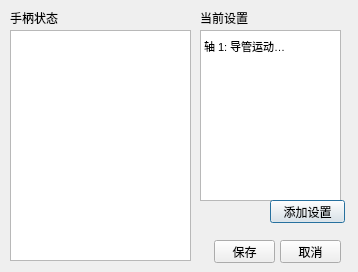
umeiko/Surge_Robo_GUI, file joystickDialog.ui: the form before one commit.
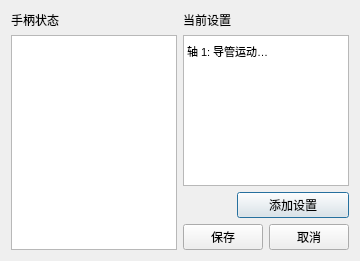
The form after the commit.

Patch:
```diff
--- a/joystickDialog.ui
+++ b/joystickDialog.ui
@@ -6,32 +6,33 @@
    <rect>
     <x>0</x>
     <y>0</y>
-    <width>358</width>
-    <height>272</height>
+    <width>360</width>
+    <height>261</height>
    </rect>
   </property>
   <property name="windowTitle">
    <string>手柄功能设置</string>
   </property>
-  <widget class="QTextBrowser" name="textBrowser">
-   <property name="geometry">
-    <rect>
-     <x>10</x>
-     <y>30</y>
-     <width>181</width>
-     <height>231</height>
-    </rect>
-   </property>
-  </widget>
+  <layout class="QGridLayout" name="gridLayout">
+   <item row="0" column="0">
+    <widget class="QLabel" name="label">
+     <property name="text">
+      <string>手柄状态</string>
+     </property>
+    </widget>
+   </item>
+   <item row="0" column="1">
+    <widget class="QLabel" name="label_2">
+     <property name="text">
+      <string>当前设置</string>
+     </property>
+    </widget>
+   </item>
+   <item row="1" column="0" rowspan="3">
+    <widget class="QTextBrowser" name="textBrowser"/>
+   </item>
+   <item row="1" column="1" colspan="3">
   <widget class="QListWidget" name="listWidget">
-   <property name="geometry">
-    <rect>
-     <x>200</x>
-     <y>30</y>
-     <width>141</width>
-     <height>171</height>
-    </rect>
-   </property>
    <property name="font">
     <font>
      <pointsize>8</pointsize>
@@ -49,71 +50,29 @@
     </property>
    </item>
   </widget>
+   </item>
+   <item row="2" column="2" colspan="2">
   <widget class="QPushButton" name="pushButton">
-   <property name="geometry">
-    <rect>
-     <x>270</x>
-     <y>200</y>
-     <width>75</width>
-     <height>23</height>
-    </rect>
-   </property>
    <property name="text">
     <string>添加设置</string>
    </property>
   </widget>
+   </item>
+   <item row="3" column="1" colspan="2">
   <widget class="QPushButton" name="pushButton_2">
-   <property name="geometry">
-    <rect>
-     <x>214</x>
-     <y>240</y>
-     <width>61</width>
-     <height>23</height>
-    </rect>
-   </property>
    <property name="text">
     <string>保存</string>
    </property>
   </widget>
+   </item>
+   <item row="3" column="3">
   <widget class="QPushButton" name="pushButton_3">
-   <property name="geometry">
-    <rect>
-     <x>280</x>
-     <y>240</y>
-     <width>61</width>
-     <height>23</height>
-    </rect>
-   </property>
    <property name="text">
     <string>取消</string>
    </property>
   </widget>
-  <widget class="QLabel" name="label">
-   <property name="geometry">
-    <rect>
-     <x>10</x>
-     <y>10</y>
-     <width>71</width>
-     <height>16</height>
-    </rect>
-   </property>
-   <property name="text">
-    <string>手柄状态</string>
-   </property>
-  </widget>
-  <widget class="QLabel" name="label_2">
-   <property name="geometry">
-    <rect>
-     <x>200</x>
-     <y>10</y>
-     <width>71</width>
-     <height>16</height>
-    </rect>
-   </property>
-   <property name="text">
-    <string>当前设置</string>
-   </property>
-  </widget>
+   </item>
+  </layout>
  </widget>
  <resources/>
  <connections/>
```
Lines whose indentation alone changed are shown as unchanged.
